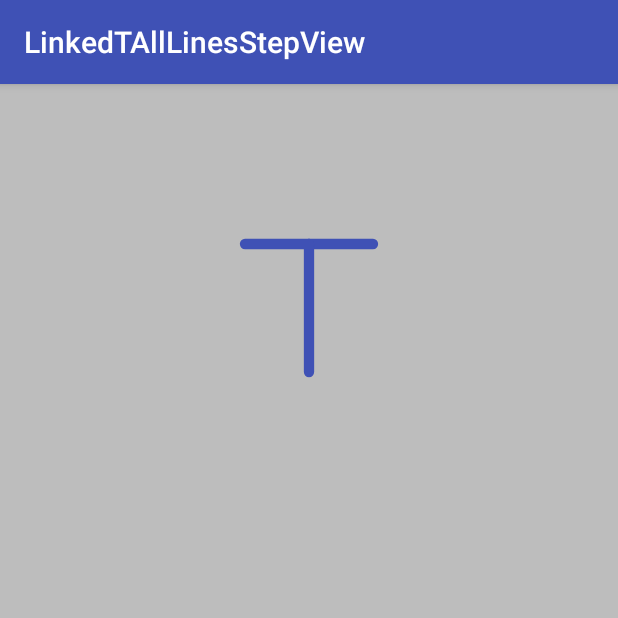
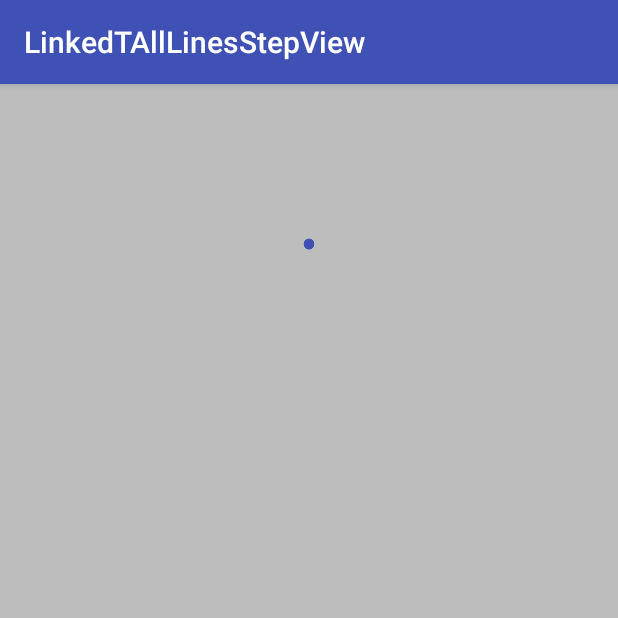
Before and after one commit to Anwesh43/LinkedTALLLinesStepView, an Android app: the screen it shows after launch (MainActivity), on a phone screen of 412 x 824 dp, the top half of it. Run offline under Robolectric (Android 15) with nearby library versions, the phone set to English and light mode, and no system bars.

Commit message:
adding moiinor animation fix

```diff
--- a/talllinesstepview/src/main/java/com/anwesh/uiprojects/talllinesstepview/TAllLinesStepView.kt
+++ b/talllinesstepview/src/main/java/com/anwesh/uiprojects/talllinesstepview/TAllLinesStepView.kt
@@ -35,7 +35,7 @@ fun Canvas.drawTALSNode(i : Int, scale : Float, paint : Paint) {
     translate(w/2, gap + gap * i)
     for (j in 0..2) {
         val sc : Float = Math.min(osc, Math.max(0f, scale - osc * j)) * lines
-        val lSize : Float = size * (1 + j % 2)
+        val lSize : Float = size * (1 + j % 2) * sc
         save()
         translate(0f, -size/2)
         rotate(90f * j)
@@ -87,7 +87,7 @@ class TAllLinesStepView(ctx : Context) : View(ctx) {
     data class Animator(var view : View, var animated : Boolean = false) {
 
         fun animate(cb : () -> Unit) {
-            if (!animated) {
+            if (animated) {
                 cb()
                 try {
                     Thread.sleep(50)
@@ -186,7 +186,6 @@ class TAllLinesStepView(ctx : Context) : View(ctx) {
 
         private val animator : Animator = Animator(view)
 
-        private var dir : Int = 1
 
         fun render(canvas : Canvas, paint : Paint) {
             canvas.drawColor(Color.parseColor("#BDBDBD"))
```
